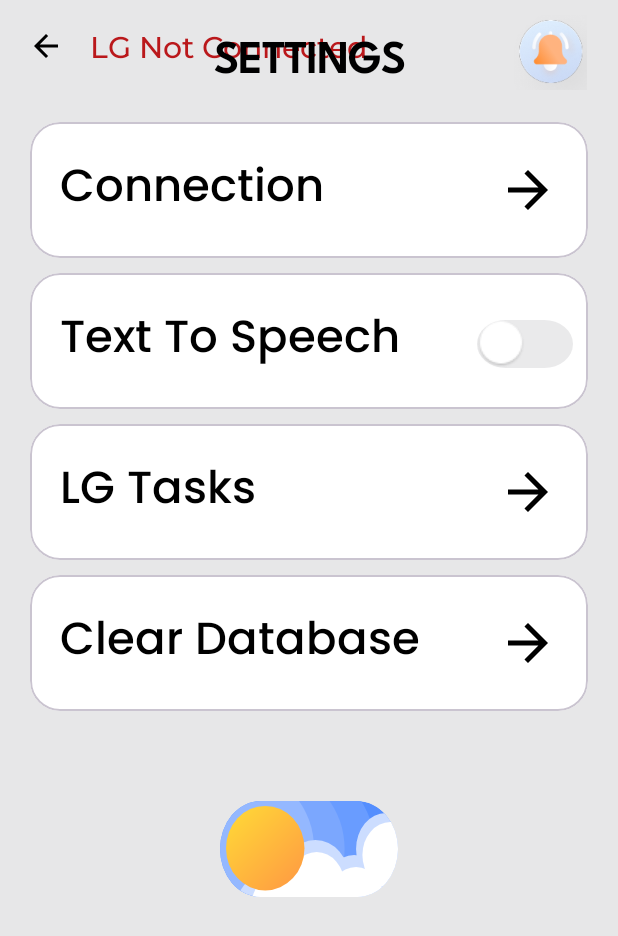
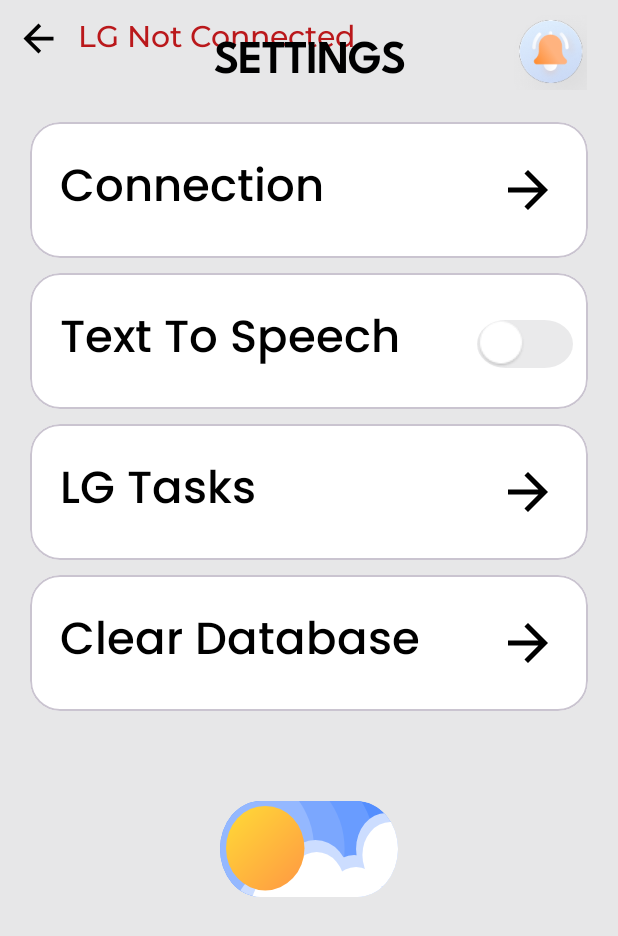
Before and after one commit to soCallmeAdityaKumar/Google-Developers-Community-Visualization-Tool, an Android app: the screen it shows after launch (MainActivity), in the side drawer, after a tap on "SETTINGS", on a phone screen of 412 x 824 dp. Shown: the top 936 px of the screen. Run offline under Robolectric (Android 15) with nearby library versions, the phone set to English and light mode, and no system bars; our stand-ins replace Room's generated code, navigation-ui; libraries missing offline, so code that uses them is left out: org.eazegraph.lib; network calls fail; 9 statements that could not run were skipped.

```diff
--- a/app/src/main/java/com/aditya/googledeveloperscommunityvisualisationtool/connection/LGConnectionManager.kt
+++ b/app/src/main/java/com/aditya/googledeveloperscommunityvisualisationtool/connection/LGConnectionManager.kt
@@ -91,10 +91,10 @@ class LGConnectionManager private constructor() : Runnable {
      */
     private fun sendLGCommand(lgCommand: LGCommand?): Boolean {
         lgCommandToReSend = lgCommand
-        Log.d("ConnectionManager", "sending a lgcommand: " + lgCommand!!.command)
+        Log.d("LGConnectionManager", "sending a lgcommand: " + lgCommand!!.command)
         val session = getSession()
         if (session == null || !session.isConnected) {
-            Log.d("ConnectionManager", "session not connected: " + lgCommand.command)
+            Log.d("LGConnectionManager", "session not connected: " + lgCommand.command)
             return false
         }
         return try {
--- a/app/src/main/java/com/aditya/googledeveloperscommunityvisualisationtool/fragments/home/Home.kt
+++ b/app/src/main/java/com/aditya/googledeveloperscommunityvisualisationtool/fragments/home/Home.kt
@@ -363,22 +363,24 @@ class Home : Fragment() {
         Log.d("home","onResume() called")
         val customAppBar = (activity as MainActivity).binding.appBarMain
         val menuButton = customAppBar.menuButton
-        val backButton = customAppBar.backarrow
 
         val navController = findNavController()
         val isRootFragment = navController.graph.startDestinationId == navController.currentDestination?.id
 
         if (isRootFragment) {
-            menuButton?.visibility = View.VISIBLE
-            backButton?.visibility = View.GONE
+            menuButton.setBackgroundResource(R.drawable.baseline_menu_24)
+//            menuButton?.visibility = View.VISIBLE
+//            backButton?.visibility = View.GONE
         } else {
-            menuButton?.visibility = View.GONE
-            backButton?.visibility = View.VISIBLE
+            menuButton.setBackgroundResource(R.drawable.backarrow)
+//            menuButton?.visibility = View.GONE
+//            backButton?.visibility = View.VISIBLE
+            menuButton?.setOnClickListener {
+                (activity as MainActivity).onBackPressed()
+            }
         }
 
-        backButton?.setOnClickListener {
-            (activity as MainActivity).onBackPressed()
-        }
+
         checkurlDatabase()
 
     }
@@ -392,12 +394,11 @@ class Home : Fragment() {
         val isConnected = sharedPreferences?.getBoolean(ConstantPrefs.IS_CONNECTED.name, false)
         val act=activity as MainActivity
         if (isConnected!!) {
-            act.binding.appBarMain.connectionStatus.text="LG Connected"
-            act.binding.appBarMain.connectionStatus.setTextColor(resources.getColor(R.color.Connected))
+            act.binding.appBarMain.LGConnected.visibility=View.VISIBLE
+            act.binding.appBarMain.LGNotConnected.visibility=View.INVISIBLE
         } else {
-            act.binding.appBarMain.connectionStatus.text="LG Not Connected"
-            act.binding.appBarMain.connectionStatus.setTextColor(resources.getColor(R.color.NotConnected))
-
+            act.binding.appBarMain.LGConnected.visibility=View.INVISIBLE
+            act.binding.appBarMain.LGNotConnected.visibility=View.VISIBLE
         }
     }
 
--- a/app/src/main/java/com/aditya/googledeveloperscommunityvisualisationtool/fragments/settings/Settings.kt
+++ b/app/src/main/java/com/aditya/googledeveloperscommunityvisualisationtool/fragments/settings/Settings.kt
@@ -134,22 +134,24 @@ class Settings : Fragment() {
         loadConnectionStatus()
         val customAppBar = (activity as MainActivity).binding.appBarMain
         val menuButton = customAppBar.menuButton
-        val backButton = customAppBar.backarrow
 
         val navController = findNavController()
         val isRootFragment = navController.graph.startDestinationId == navController.currentDestination?.id
 
         if (isRootFragment) {
-            menuButton?.visibility = View.VISIBLE
-            backButton?.visibility = View.GONE
+            menuButton.setBackgroundResource(R.drawable.baseline_menu_24)
+//            menuButton?.visibility = View.VISIBLE
+//            backButton?.visibility = View.GONE
         } else {
-            menuButton?.visibility = View.GONE
-            backButton?.visibility = View.VISIBLE
+            menuButton.setBackgroundResource(R.drawable.backarrow)
+//            menuButton?.visibility = View.GONE
+//            backButton?.visibility = View.VISIBLE
+            menuButton?.setOnClickListener {
+                (activity as MainActivity).onBackPressed()
+            }
         }
 
-        backButton?.setOnClickListener {
-            (activity as MainActivity).onBackPressed()
-        }
+
 
     }
     private fun loadConnectionStatus() {
@@ -161,12 +163,11 @@ class Settings : Fragment() {
         val isConnected = sharedPreferences?.getBoolean(ConstantPrefs.IS_CONNECTED.name, false)
         val act=activity as MainActivity
         if (isConnected!!) {
-            act.binding.appBarMain.connectionStatus.text=resources.getString(R.string.connected)
-            act.binding.appBarMain.connectionStatus.setTextColor(resources.getColor(R.color.Connected))
+            act.binding.appBarMain.LGConnected.visibility=View.VISIBLE
+            act.binding.appBarMain.LGNotConnected.visibility=View.INVISIBLE
         } else {
-            act.binding.appBarMain.connectionStatus.text=resources.getString(R.string.not_connected)
-            act.binding.appBarMain.connectionStatus.setTextColor(resources.getColor(R.color.NotConnected))
-
+            act.binding.appBarMain.LGConnected.visibility=View.INVISIBLE
+            act.binding.appBarMain.LGNotConnected.visibility=View.VISIBLE
         }
     }
 
--- a/app/src/main/res/layout/app_bar_main.xml
+++ b/app/src/main/res/layout/app_bar_main.xml
@@ -24,39 +24,50 @@
 
             <ImageButton
                 android:id="@+id/menu_button"
-                android:layout_width="50dp"
-                android:layout_height="50dp"
+                android:layout_width="30dp"
+                android:layout_height="30dp"
                 android:background="@color/transparent"
                 android:contentDescription="Menu"
                 android:visibility="visible"
-                android:src="@drawable/baseline_menu_24"
-                app:layout_constraintBottom_toBottomOf="parent"
-                app:layout_constraintStart_toStartOf="parent"
-                app:layout_constraintTop_toTopOf="parent" />
-            <ImageButton
-                android:id="@+id/backarrow"
-                android:layout_width="50dp"
-                android:layout_height="50dp"
-                android:background="@color/transparent"
-                android:contentDescription="Menu"
-                android:visibility="invisible"
-                android:src="@drawable/backarrow"
+                android:layout_marginTop="5dp"
+                android:layout_marginStart="5dp"
                 app:layout_constraintBottom_toBottomOf="parent"
                 app:layout_constraintStart_toStartOf="parent"
                 app:layout_constraintTop_toTopOf="parent" />
 
             <TextView
-                android:id="@+id/connection_status"
+                android:id="@+id/LGNotConnected"
                 android:layout_width="wrap_content"
                 android:layout_height="30dp"
+                android:layout_marginStart="3dp"
+                android:layout_marginTop="5dp"
                 android:layout_marginEnd="20dp"
-                android:layout_marginTop="5dp"
                 android:fontFamily="@font/montserratmedium"
                 android:text="LG Not Connected"
-                android:textColor="@color/white"
+                android:textAlignment="viewStart"
+                android:textColor="@color/NotConnected"
                 android:textSize="20sp"
                 app:layout_constraintBottom_toBottomOf="parent"
                 app:layout_constraintEnd_toEndOf="parent"
+                app:layout_constraintStart_toEndOf="@+id/menu_button"
+                app:layout_constraintTop_toTopOf="parent" />
+
+            <TextView
+                android:id="@+id/LGConnected"
+                android:layout_width="wrap_content"
+                android:layout_height="30dp"
+                android:layout_marginStart="3dp"
+                android:layout_marginTop="5dp"
+                android:layout_marginEnd="50dp"
+                android:fontFamily="@font/montserratmedium"
+                android:text="LG Connected"
+                android:visibility="invisible"
+                android:textAlignment="viewStart"
+                android:textColor="@color/Connected"
+                android:textSize="20sp"
+                app:layout_constraintBottom_toBottomOf="parent"
+                app:layout_constraintEnd_toEndOf="parent"
+                app:layout_constraintStart_toEndOf="@+id/menu_button"
                 app:layout_constraintTop_toTopOf="parent" />
 
 
```
Also changed, not shown: app/src/main/java/com/aditya/googledeveloperscommunityvisualisationtool/MainActivity.kt (+107 -8 lines), app/src/main/java/com/aditya/googledeveloperscommunityvisualisationtool/create/utility/model/ActionBuildCommandUtility.kt (+72 -43 lines), app/src/main/java/com/aditya/googledeveloperscommunityvisualisationtool/dataFetching/oldData/oldEvents/oldEvent.kt (+14 -15 lines), app/src/main/java/com/aditya/googledeveloperscommunityvisualisationtool/dataFetching/oldData/oldGdg/OldGdgList.kt (+13 -14 lines), app/src/main/java/com/aditya/googledeveloperscommunityvisualisationtool/fragments/Calendar/CalendarFragment.kt (+13 -14 lines), app/src/main/java/com/aditya/googledeveloperscommunityvisualisationtool/fragments/Notification/Notification.kt (+13 -15 lines), app/src/main/java/com/aditya/googledeveloperscommunityvisualisationtool/fragments/gdgChapterDetails/GdgChapterDetails.kt (+27 -32 lines), app/src/main/java/com/aditya/googledeveloperscommunityvisualisationtool/fragments/gdgChapterDetails/TourGDGThread.kt (+10 -4 lines), app/src/main/java/com/aditya/googledeveloperscommunityvisualisationtool/fragments/settings/connection/connection.kt (+14 -15 lines), app/src/main/java/com/aditya/googledeveloperscommunityvisualisationtool/fragments/upcomingEvents/UpcomingEvents.kt (+13 -14 lines), app/src/main/java/com/aditya/googledeveloperscommunityvisualisationtool/fragments/upcomingEvents/detailsUpcomingEvents/UpcomingEventDetails.kt (+13 -15 lines), 2 other files.
